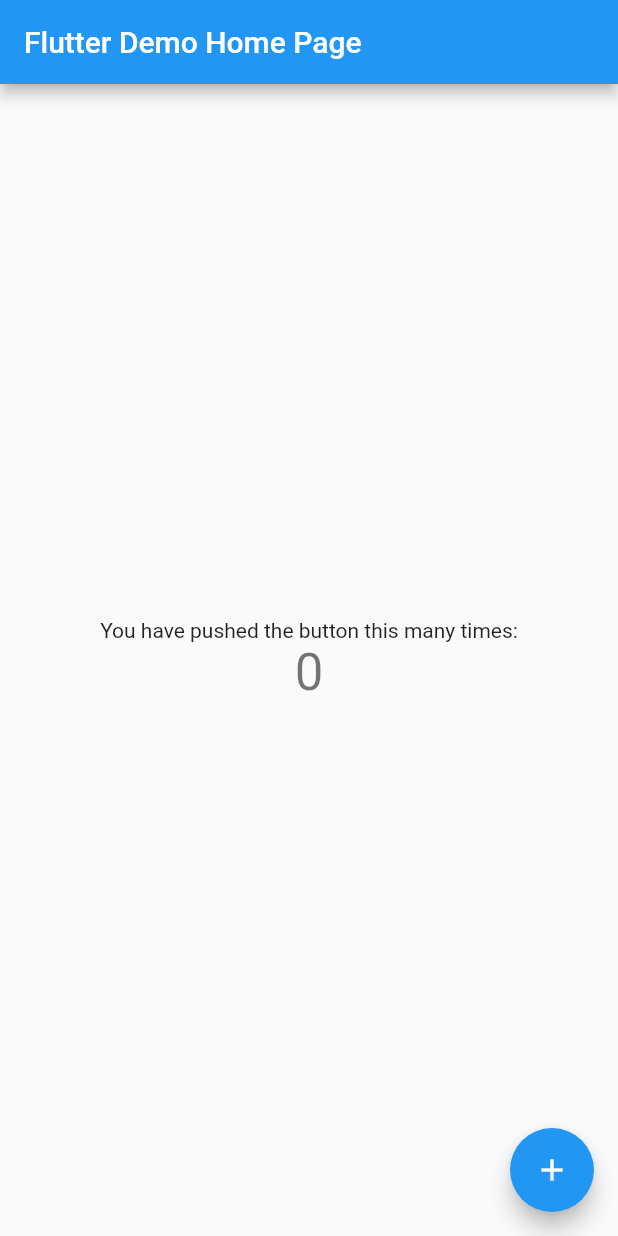
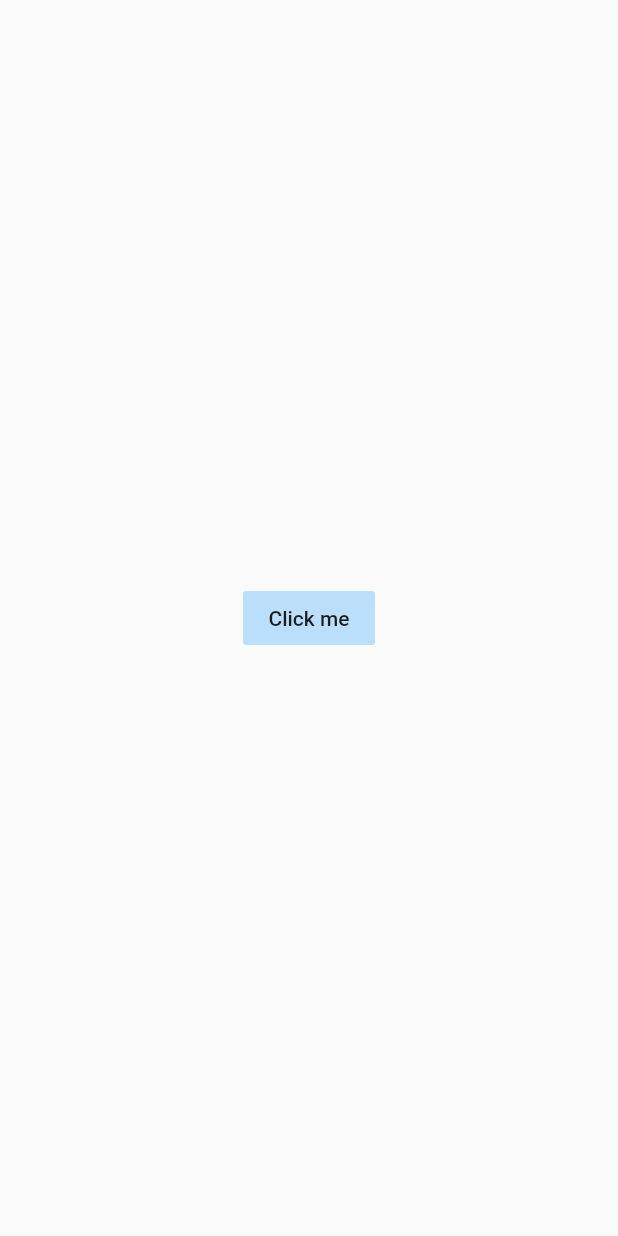
Before and after one commit to Uchencho/xylophone, a Flutter app: the screen it shows after launch, on a phone screen of 412 x 824 dp. Run offline on Flutter 3.47's test engine with Material 2 defaults, Android fonts, the phone set to English and light mode, and no system bars; our stand-ins replace audioplayers.

Commit message:
playing sounds

```diff
--- a/lib/main.dart
+++ b/lib/main.dart
@@ -1,117 +1,26 @@
 import 'package:flutter/material.dart';
+import 'package:audioplayers/audio_cache.dart';
 
-void main() {
-  runApp(MyApp());
-}
+void main() => runApp(XylophoneApp());
 
-class MyApp extends StatelessWidget {
-  // This widget is the root of your application.
+class XylophoneApp extends StatelessWidget {
   @override
   Widget build(BuildContext context) {
     return MaterialApp(
-      title: 'Flutter Demo',
-      theme: ThemeData(
-        // This is the theme of your application.
-        //
-        // Try running your application with "flutter run". You'll see the
-        // application has a blue toolbar. Then, without quitting the app, try
-        // changing the primarySwatch below to Colors.green and then invoke
-        // "hot reload" (press "r" in the console where you ran "flutter run",
-        // or simply save your changes to "hot reload" in a Flutter IDE).
-        // Notice that the counter didn't reset back to zero; the application
-        // is not restarted.
-        primarySwatch: Colors.blue,
-        // This makes the visual density adapt to the platform that you run
-        // the app on. For desktop platforms, the controls will be smaller and
-        // closer together (more dense) than on mobile platforms.
-        visualDensity: VisualDensity.adaptivePlatformDensity,
+      home: Scaffold(
+        body: SafeArea(
+          child: Center(
+            child: FlatButton(
+              child: Text('Click me'),
+              color: Colors.blue.shade100,
+              onPressed: () {
+                final player = AudioCache();
+                player.play('note1.wav');
+              },
+            ),
+          ),
+        ),
       ),
-      home: MyHomePage(title: 'Flutter Demo Home Page'),
     );
   }
 }
-
-class MyHomePage extends StatefulWidget {
-  MyHomePage({Key key, this.title}) : super(key: key);
-
-  // This widget is the home page of your application. It is stateful, meaning
-  // that it has a State object (defined below) that contains fields that affect
-  // how it looks.
-
-  // This class is the configuration for the state. It holds the values (in this
-  // case the title) provided by the parent (in this case the App widget) and
-  // used by the build method of the State. Fields in a Widget subclass are
-  // always marked "final".
-
-  final String title;
-
-  @override
-  _MyHomePageState createState() => _MyHomePageState();
-}
-
-class _MyHomePageState extends State<MyHomePage> {
-  int _counter = 0;
-
-  void _incrementCounter() {
-    setState(() {
-      // This call to setState tells the Flutter framework that something has
-      // changed in this State, which causes it to rerun the build method below
-      // so that the display can reflect the updated values. If we changed
-      // _counter without calling setState(), then the build method would not be
-      // called again, and so nothing would appear to happen.
-      _counter++;
-    });
-  }
-
-  @override
-  Widget build(BuildContext context) {
-    // This method is rerun every time setState is called, for instance as done
-    // by the _incrementCounter method above.
-    //
-    // The Flutter framework has been optimized to make rerunning build methods
-    // fast, so that you can just rebuild anything that needs updating rather
-    // than having to individually change instances of widgets.
-    return Scaffold(
-      appBar: AppBar(
-        // Here we take the value from the MyHomePage object that was created by
-        // the App.build method, and use it to set our appbar title.
-        title: Text(widget.title),
-      ),
-      body: Center(
-        // Center is a layout widget. It takes a single child and positions it
-        // in the middle of the parent.
-        child: Column(
-          // Column is also a layout widget. It takes a list of children and
-          // arranges them vertically. By default, it sizes itself to fit its
-          // children horizontally, and tries to be as tall as its parent.
-          //
-          // Invoke "debug painting" (press "p" in the console, choose the
-          // "Toggle Debug Paint" action from the Flutter Inspector in Android
-          // Studio, or the "Toggle Debug Paint" command in Visual Studio Code)
-          // to see the wireframe for each widget.
-          //
-          // Column has various properties to control how it sizes itself and
-          // how it positions its children. Here we use mainAxisAlignment to
-          // center the children vertically; the main axis here is the vertical
-          // axis because Columns are vertical (the cross axis would be
-          // horizontal).
-          mainAxisAlignment: MainAxisAlignment.center,
-          children: <Widget>[
-            Text(
-              'You have pushed the button this many times:',
-            ),
-            Text(
-              '$_counter',
-              style: Theme.of(context).textTheme.headline4,
-            ),
-          ],
-        ),
-      ),
-      floatingActionButton: FloatingActionButton(
-        onPressed: _incrementCounter,
-        tooltip: 'Increment',
-        child: Icon(Icons.add),
-      ), // This trailing comma makes auto-formatting nicer for build methods.
-    );
-  }
-}
```
Also changed, not shown: 4 other files.
